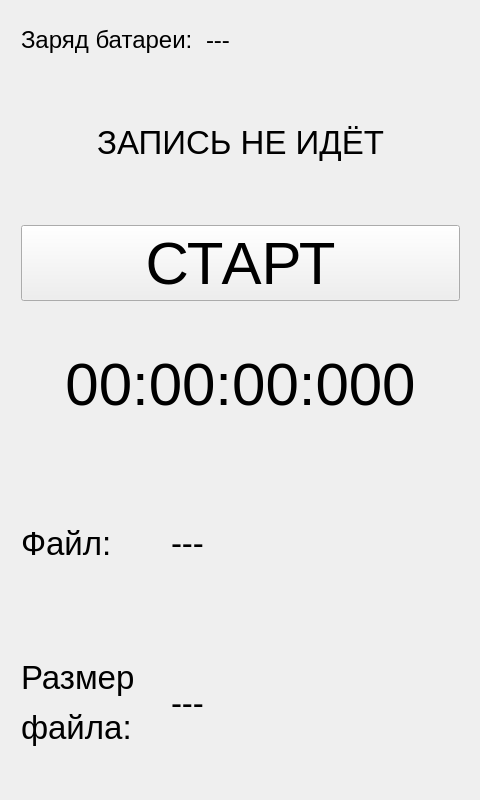
Old version of the form mainwindow.ui in the repository BadLagger/qmems.
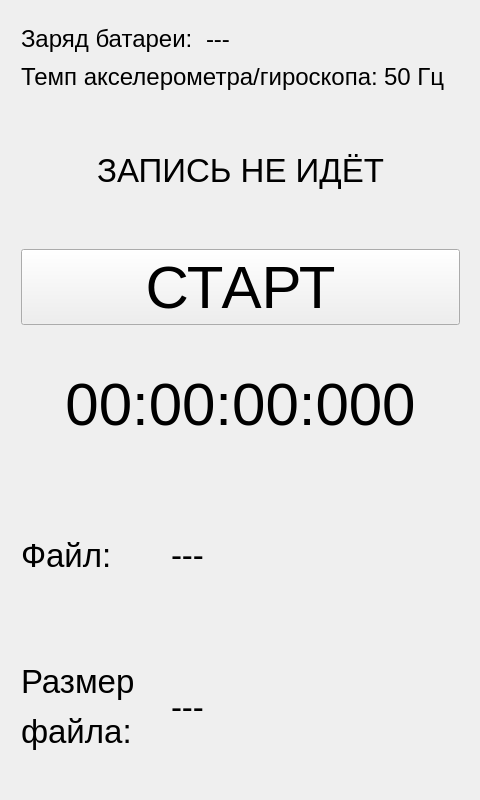
New version of the form.

Commit message: Add info about accelerometer & gyroscope frequency; add timer for keypad debounce

Patch:
```diff
--- a/mainwindow.ui
+++ b/mainwindow.ui
@@ -40,7 +40,7 @@
       <height>781</height>
      </rect>
     </property>
-    <layout class="QVBoxLayout" name="verticalLayout" stretch="1,4,4,4,4,4">
+    <layout class="QVBoxLayout" name="verticalLayout" stretch="1,0,4,4,4,4,4">
      <item>
       <layout class="QHBoxLayout" name="horizontalLayout_3" stretch="1,2">
        <item>
@@ -69,6 +69,34 @@
        </item>
       </layout>
      </item>
+     <item>
+      <layout class="QHBoxLayout" name="horizontalLayout_5">
+       <item>
+        <widget class="QLabel" name="label_4">
+         <property name="font">
+          <font>
+           <pointsize>18</pointsize>
+          </font>
+         </property>
+         <property name="text">
+          <string>Темп акселерометра/гироскопа:</string>
+         </property>
+        </widget>
+       </item>
+       <item>
+        <widget class="QLabel" name="label_5">
+         <property name="font">
+          <font>
+           <pointsize>18</pointsize>
+          </font>
+         </property>
+         <property name="text">
+          <string>50 Гц</string>
+         </property>
+        </widget>
+       </item>
+      </layout>
+     </item>
      <item>
       <widget class="QLabel" name="RecLbl">
        <property name="font">
```
The commit also changes 2 other files.
